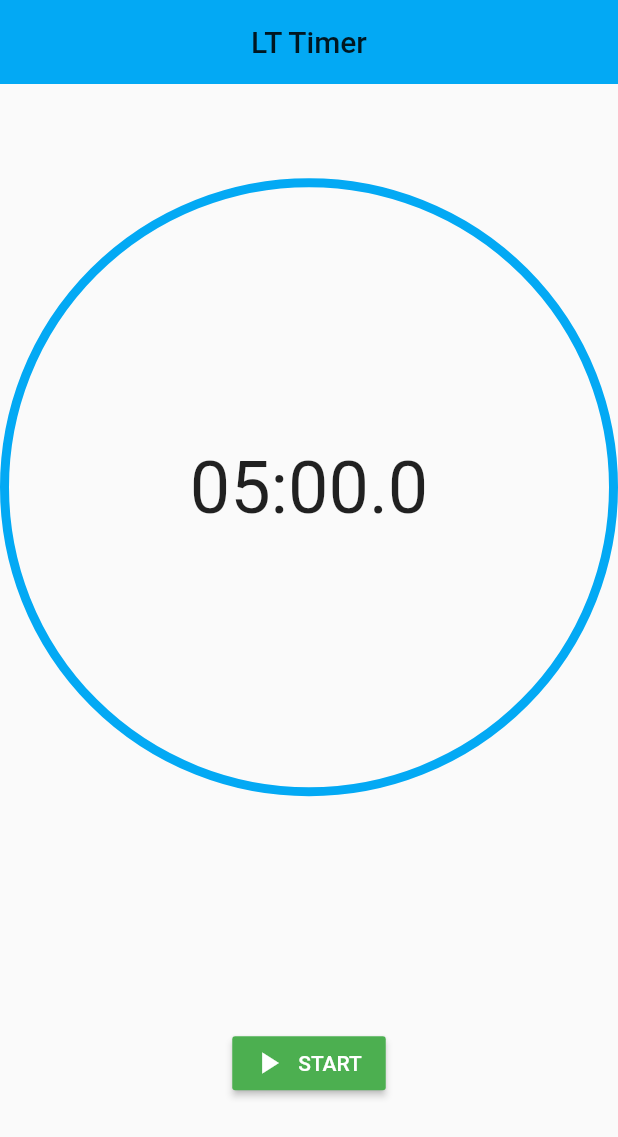
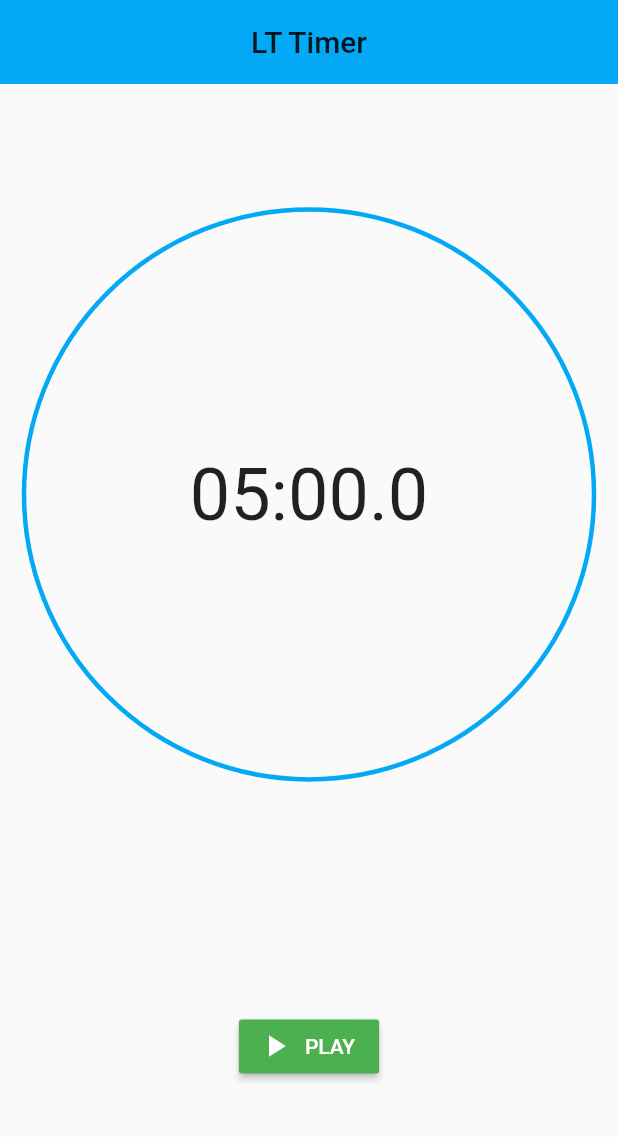
Before and after one commit to tan1234jp/lttimer_flutter, a Flutter app: the screen it shows after launch, on a phone screen of 412 x 824 dp. Shown: the top 1137 px of the screen. Run offline on Flutter 3.47's test engine with Material 2 defaults, Android fonts, the phone set to English and light mode, and no system bars; drawn by our look-alikes of percent_indicator; our stand-ins replace vibration; missing offline and left inert: soundpool; Roboto replaces fonts that are missing (DSEG14Classic-Regular).

Commit message:
パフォーマンス改善（改善中）

```diff
--- a/lib/main.dart
+++ b/lib/main.dart
@@ -1,11 +1,5 @@
 import 'package:flutter/material.dart';
-import 'package:lttimer/ui/header.dart';
-import 'package:lttimer/ui/periodic_timer.dart';
-import 'package:percent_indicator/circular_percent_indicator.dart';
-import 'package:provider/provider.dart';
-import 'package:tuple/tuple.dart';
-
-typedef ButtonEventFunc = void Function();
+import 'package:lttimer/ui/countdown_timer.dart';
 
 ///
 /// エントリポイント
@@ -27,116 +21,7 @@ class LTTimerApp extends StatelessWidget {
         // テーマ指定
         primarySwatch: Colors.lightBlue,
       ),
-/*
       home: CountDownTimer(const Duration(minutes: 5, seconds: 0)),
- */
-      home: ChangeNotifierProvider(
-        create: (context) => PeriodicTimer(5 * 60 * 1000),
-        child: _LTTimerApp(),
-      ),
     );
   }
 }
-
-class _LTTimerApp extends StatelessWidget {
-  Tuple3<ButtonEventFunc, IconData, String> _buttonEventHandler(
-      PeriodicTimer timer) {
-    ButtonEventFunc _func1;
-
-    switch (timer.state) {
-      case TimerState.ready:
-        _func1 = timer.start;
-        return Tuple3(_func1, Icons.play_arrow, 'START');
-      case TimerState.running:
-        // fall through
-        return Tuple3(_func1, Icons.stop, '');
-      case TimerState.end:
-        _func1 = timer.reset;
-        return Tuple3(_func1, Icons.refresh, 'RESET');
-      default:
-        return Tuple3(_func1, Icons.stop, '');
-    }
-  }
-
-  Widget _createButton(PeriodicTimer timer) {
-    if (timer.state == TimerState.running) {
-      return Container();
-    }
-
-    return RaisedButton.icon(
-      onPressed: _buttonEventHandler(timer).item1 == null
-          ? null
-          : () => _buttonEventHandler(timer).item1(),
-      icon: Icon(
-        _buttonEventHandler(timer).item2,
-      ),
-      label: Text(_buttonEventHandler(timer).item3),
-      color: Colors.green,
-      textColor: Colors.white,
-    );
-  }
-
-  double _calcWidgetSize(BuildContext context) {
-    Size size = MediaQuery.of(context).size;
-    return size.width < size.height ? size.height : size.width;
-  }
-
-  @override
-  Widget build(BuildContext context) {
-    return Consumer<PeriodicTimer>(
-      builder: (context, timer, _) {
-        return Scaffold(
-          backgroundColor: timer.time < 60000
-              ? Colors.yellowAccent
-              : Theme.of(context).scaffoldBackgroundColor,
-          appBar: AppHeader(),
-          body: SafeArea(
-            child: Column(
-              children: <Widget>[
-                Expanded(
-                  flex: 7,
-                  child: AspectRatio(
-                    aspectRatio: 1.0,
-                    child: CircularPercentIndicator(
-                      radius: _calcWidgetSize(context) / 2,
-                      lineWidth: 6.0,
-                      percent: timer.time / (5 * 60 * 1000),
-                      backgroundColor: Colors.transparent,
-                      progressColor: timer.time < 60000
-                          ? Colors.redAccent
-                          : Theme.of(context).accentColor,
-                      center: Text(
-                        timer.toString(),
-                        style: TextStyle(
-                          fontFamily: 'DSEG14Classic-Regular',
-                          fontSize: 48,
-                          color: timer.time < 60000
-                              ? Colors.red
-                              : Theme.of(context)
-                                  .primaryTextTheme
-                                  .bodyText1
-                                  .color,
-                        ),
-                      ),
-                    ),
-                  ),
-                ),
-                Expanded(
-                  flex: 3,
-                  child: Container(
-                    child: Row(
-                      mainAxisAlignment: MainAxisAlignment.center,
-                      children: <Widget>[
-                        _createButton(timer),
-                      ],
-                    ),
-                  ),
-                )
-              ],
-            ),
-          ),
-        );
-      },
-    );
-  }
-}
--- a/lib/ui/periodic_timer.dart
+++ /dev/null
@@ -1,130 +0,0 @@
-import 'dart:async';
-
-import 'package:flutter/material.dart';
-import 'package:lttimer/ui/sound_event.dart';
-import 'package:vibration/vibration.dart';
-
-///
-/// 現在のタイマ状態を表す列挙型
-enum TimerState {
-  ready, // 実行待ち
-  running, // 実行中
-  end, // 終了
-}
-
-///
-/// 定時タイマクラス
-class PeriodicTimer with ChangeNotifier {
-  ///
-  /// コンストラクタ
-  /// @param initTimer 初期タイマ時間(ミリ秒)
-  PeriodicTimer(int initTimer) {
-    this._initTimer = initTimer;
-    this._timer = initTimer;
-  }
-
-  /// 初期タイマ時間
-  int _initTimer = 0;
-
-  /// 残り時間
-  int _timer = 0;
-
-  /// タイマ開始日時
-  int _currentDateTime;
-
-  /// タイマ状態
-  TimerState _state = TimerState.ready;
-
-  /// 再生するサウンドの設定
-  final SoundEvent _soundEvent = SoundEvent(<String, String>{
-    'silent': 'assets/audios/silent.mp3',
-    'dora': 'assets/audios/dora.mp3',
-  });
-
-  /// 残り時間の取得
-  int get time => _timer;
-
-  /// タイマ状態の取得
-  TimerState get state => _state;
-
-  /// タイマ時間の設定
-  /// @param timer タイマ時間(ミリ秒)
-  set time(int timer) {
-    this._initTimer = timer;
-    this._timer = timer;
-    notifyListeners();
-  }
-
-  ///
-  /// タイマを開始する
-  void start() {
-    // 実行待ちの時にタイマを稼働させる
-    if (_state == TimerState.ready) {
-      // 実行待ち → 実行中
-      _state = TimerState.running;
-      // 開始日時を設定
-      _currentDateTime = DateTime.now().millisecondsSinceEpoch;
-      // 開始音を鳴らす(ダミー)
-      _soundEvent.playSound('silent');
-
-      // 100ミリ秒毎にイベントを発生させる
-      Timer.periodic(const Duration(milliseconds: 100), (timer) {
-        // 残り時間がなくなったらイベントを停止させる
-        if (_timer <= 0) {
-          timer.cancel();
-          _state = TimerState.end;
-          // 終了音を鳴らす
-          _soundEvent.playSound('dora');
-          Vibration.vibrate(
-            pattern: [0, 1000, 500, 1000, 500, 1000],
-          );
-          notifyListeners();
-        }
-        // 残り時間の計算
-        int now = DateTime.now().millisecondsSinceEpoch;
-        _timer -= (now - _currentDateTime);
-        _currentDateTime = now;
-        notifyListeners();
-      });
-    }
-  }
-
-  ///
-  /// タイマをリセットする
-  void reset() {
-    _timer = _initTimer;
-    _state = TimerState.ready;
-    notifyListeners();
-  }
-
-  ///
-  /// 残り時間を「99:99.9」形式に変換する
-  @override
-  String toString() {
-    if (_timer == null) {
-      return '';
-    }
-
-    if (_timer <= 0) {
-      return 'TIME UP';
-    }
-
-    int minutes = _timer ~/ 60000;
-    int seconds = (_timer - minutes * 60000) ~/ 1000;
-    int deciSeconds = (_timer % 1000) ~/ 100;
-
-    return minutes.toString().padLeft(2, '0') +
-        ':' +
-        seconds.toString().padLeft(2, '0') +
-        '.' +
-        deciSeconds.toString();
-  }
-
-  ///
-  /// リソースを解放する
-  @override
-  void dispose() {
-    _soundEvent.dispose();
-    super.dispose();
-  }
-}
--- a/pubspec.yaml
+++ b/pubspec.yaml
@@ -25,9 +25,6 @@ dependencies:
   cupertino_icons: ^0.1.2
   soundpool: ^1.0.1
   vibration: ^1.2.4
-  percent_indicator: ^2.1.1+1
-  provider: ^4.0.4
-  tuple: ^1.0.3
 
 dev_dependencies:
   flutter_test:
```
Also changed, not shown: lib/ui/sound_event.dart (deleted, +0 -67 lines), pubspec.lock.
